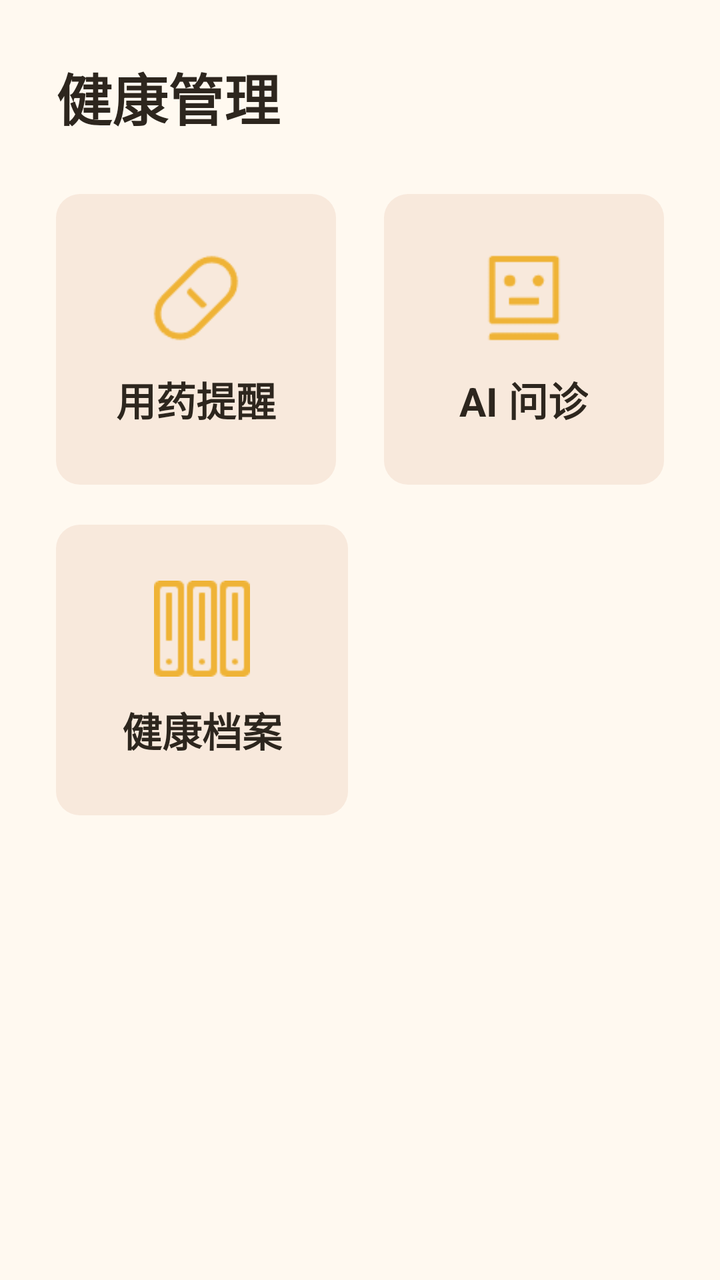
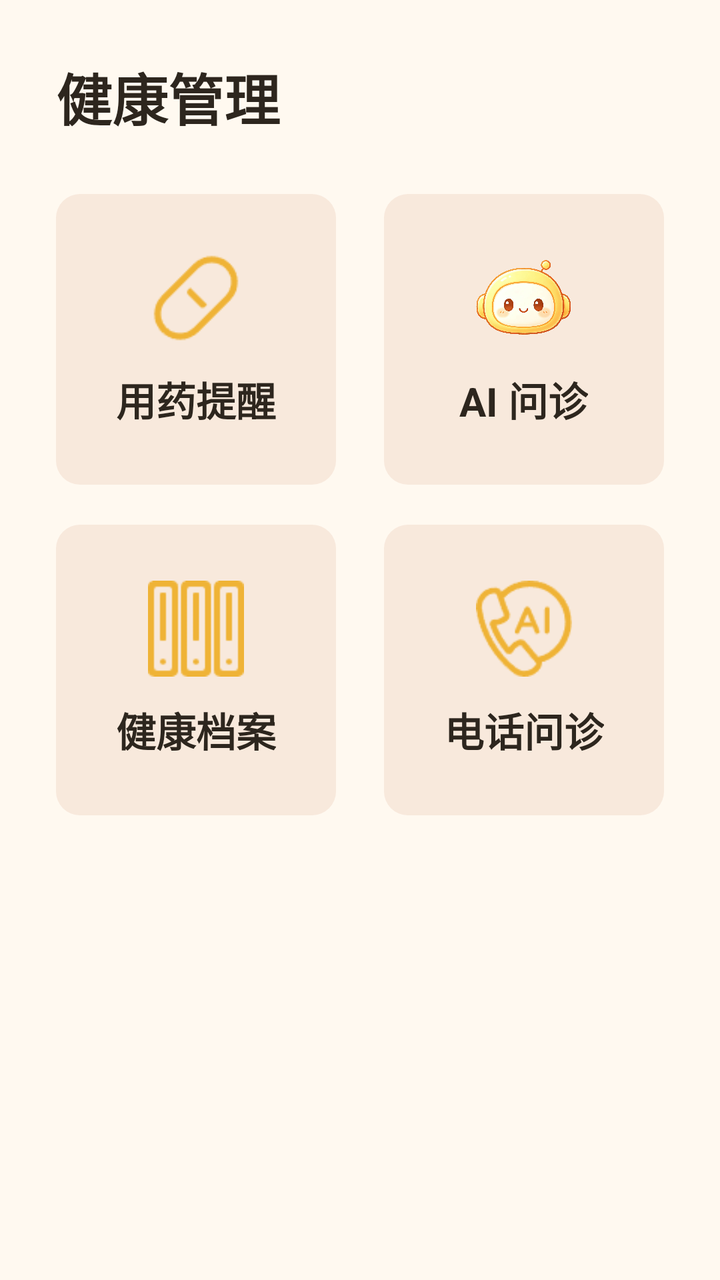

The first picture is an Android layout as it rendered before a commit; the second is the same layout after the commit. The layout source and the unified diff follow.
<!-- AndroidManifest.xml: application theme Theme.YinFuApp -->
<!-- res/layout/fragment_health.xml -->
<?xml version="1.0" encoding="utf-8"?>

<LinearLayout
    xmlns:android="http://schemas.android.com/apk/res/android"
    android:layout_width="match_parent"
    android:layout_height="match_parent"
    android:orientation="vertical"
    android:background="@color/bg_page"
    android:padding="@dimen/spacing_lg">

    <TextView
        android:layout_width="match_parent"
        android:layout_height="wrap_content"
        android:text="@string/health_management"
        android:textSize="@dimen/font_size_title"
        android:textColor="@color/text_primary"
        android:textStyle="bold"
        android:layout_marginBottom="@dimen/spacing_lg"/>

    <LinearLayout
        android:layout_width="match_parent"
        android:layout_height="wrap_content"
        android:orientation="horizontal"
        android:layout_marginBottom="@dimen/spacing_md">

        <LinearLayout
            android:id="@+id/medication_card"
            android:layout_width="0dp"
            android:layout_height="wrap_content"
            android:layout_weight="1"
            android:orientation="vertical"
            android:background="@drawable/feature_card_background"
            android:padding="@dimen/spacing_lg"
            android:gravity="center"
            android:layout_marginEnd="@dimen/spacing_sm"
            android:clickable="true"
            android:focusable="true">

            <ImageView
                android:layout_width="@dimen/icon_size_md"
                android:layout_height="@dimen/icon_size_md"
                android:src="@drawable/pill"
                android:contentDescription="@string/medication_reminder"/>

            <TextView
                android:layout_width="wrap_content"
                android:layout_height="wrap_content"
                android:text="@string/medication_reminder"
                android:textSize="@dimen/font_size_md"
                android:textColor="@color/text_primary"
                android:textStyle="bold"
                android:gravity="center"
                android:layout_marginTop="@dimen/spacing_sm"/>

        </LinearLayout>

        <LinearLayout
            android:id="@+id/ai_diagnosis_card"
            android:layout_width="0dp"
            android:layout_height="wrap_content"
            android:layout_weight="1"
            android:orientation="vertical"
            android:background="@drawable/feature_card_background"
            android:padding="@dimen/spacing_lg"
            android:gravity="center"
            android:layout_marginStart="@dimen/spacing_sm"
            android:clickable="true"
            android:focusable="true">

            <ImageView
                android:layout_width="@dimen/icon_size_md"
                android:layout_height="@dimen/icon_size_md"
                android:src="@drawable/robot"
                android:contentDescription="@string/ai_diagnosis"/>

            <TextView
                android:layout_width="wrap_content"
                android:layout_height="wrap_content"
                android:text="@string/ai_diagnosis"
                android:textSize="@dimen/font_size_md"
                android:textColor="@color/text_primary"
                android:textStyle="bold"
                android:gravity="center"
                android:layout_marginTop="@dimen/spacing_sm"/>

        </LinearLayout>

    </LinearLayout>

    <LinearLayout
        android:layout_width="match_parent"
        android:layout_height="wrap_content"
        android:orientation="horizontal"
        android:layout_marginBottom="@dimen/spacing_md">

        <LinearLayout
            android:id="@+id/health_records_card"
            android:layout_width="0dp"
            android:layout_height="wrap_content"
            android:layout_weight="1"
            android:orientation="vertical"
            android:background="@drawable/feature_card_background"
            android:padding="@dimen/spacing_lg"
            android:gravity="center"
            android:layout_marginEnd="@dimen/spacing_sm"
            android:clickable="true"
            android:focusable="true">

            <ImageView
                android:layout_width="@dimen/icon_size_md"
                android:layout_height="@dimen/icon_size_md"
                android:src="@drawable/archive"
                android:contentDescription="@string/health_records"/>

            <TextView
                android:layout_width="wrap_content"
                android:layout_height="wrap_content"
                android:text="@string/health_records"
                android:textSize="@dimen/font_size_md"
                android:textColor="@color/text_primary"
                android:textStyle="bold"
                android:gravity="center"
                android:layout_marginTop="@dimen/spacing_sm"/>

        </LinearLayout>

        <LinearLayout
            android:layout_width="0dp"
            android:layout_height="wrap_content"
            android:layout_weight="1"
            android:orientation="vertical"
            android:visibility="invisible">

            <ImageView
                android:layout_width="@dimen/icon_size_md"
                android:layout_height="@dimen/icon_size_md"
                android:src="@drawable/hospital"/>

            <TextView
                android:layout_width="wrap_content"
                android:layout_height="wrap_content"
                android:text="@string/medical_guide"
                android:textSize="@dimen/font_size_md"
                android:textColor="@color/text_primary"
                android:textStyle="bold"
                android:gravity="center"
                android:layout_marginTop="@dimen/spacing_sm"/>

        </LinearLayout>

    </LinearLayout>

</LinearLayout>
<!-- resources referenced by this layout -->
<resources>
  <color name="bg_page">#FFF9F0</color>
  <color name="text_primary">#2D261E</color>
  <dimen name="font_size_md">20sp</dimen>
  <dimen name="font_size_title">28sp</dimen>
  <dimen name="icon_size_md">48dp</dimen>
  <dimen name="spacing_lg">28dp</dimen>
  <dimen name="spacing_md">20dp</dimen>
  <dimen name="spacing_sm">12dp</dimen>
  <!-- drawable archive: png bitmap (drawable, 752 bytes) -->
  <!-- drawable feature_card_background (drawable) -->
  <?xml version="1.0" encoding="utf-8"?>
  
  <shape xmlns:android="http://schemas.android.com/apk/res/android"
      android:shape="rectangle">
      <solid android:color="#20C97B4F"/>
      <corners android:radius="12dp"/>
  </shape>
  <!-- drawable hospital: png bitmap (drawable, 898 bytes) -->
  <!-- drawable pill: png bitmap (drawable, 1516 bytes) -->
  <!-- drawable robot: png bitmap (drawable, 892 bytes) -->
  <string name="ai_diagnosis">AI 问诊</string>
  <string name="health_management">健康管理</string>
  <string name="health_records">健康档案</string>
  <string name="medical_guide">就医指导</string>
  <string name="medication_reminder">用药提醒</string>
  <style name="Theme.YinFuApp" parent="Theme.MaterialComponents.DayNight.NoActionBar">
          <item name="colorPrimary">@color/primary</item>
          <item name="colorPrimaryDark">@color/primary_dark</item>
          <item name="colorAccent">@color/accent</item>
          <item name="android:windowBackground">@color/bg_page</item>
          <item name="android:statusBarColor">@android:color/transparent</item>
          <item name="android:navigationBarColor">@android:color/transparent</item>
          <item name="android:windowLightStatusBar">false</item>
          <item name="android:windowSoftInputMode">adjustPan</item>
      </style>
  <color name="primary">#C97B4F</color>
  <color name="primary_dark">#B96B3F</color>
  <color name="accent">#B5544B</color>
</resources>

<!-- the commit's change to res/layout/fragment_health.xml (unified diff, before → after) -->
@@ -125,21 +125,27 @@
         </LinearLayout>
 
         <LinearLayout
+            android:id="@+id/phone_diagnosis_card"
             android:layout_width="0dp"
             android:layout_height="wrap_content"
             android:layout_weight="1"
             android:orientation="vertical"
-            android:visibility="invisible">
+            android:background="@drawable/feature_card_background"
+            android:padding="@dimen/spacing_lg"
+            android:gravity="center"
+            android:layout_marginStart="@dimen/spacing_sm"
+            android:clickable="true"
+            android:focusable="true">
 
             <ImageView
                 android:layout_width="@dimen/icon_size_md"
                 android:layout_height="@dimen/icon_size_md"
-                android:src="@drawable/hospital"/>
+                android:src="@drawable/ic_phone_1"/>
 
             <TextView
                 android:layout_width="wrap_content"
                 android:layout_height="wrap_content"
-                android:text="@string/medical_guide"
+                android:text="@string/phone_diagnosis"
                 android:textSize="@dimen/font_size_md"
                 android:textColor="@color/text_primary"
                 android:textStyle="bold"
<!-- resource entries referenced after the edit -->
@@ -17,14 +17,14 @@
       <solid android:color="#20C97B4F"/>
       <corners android:radius="12dp"/>
   </shape>
-  <!-- drawable hospital: png bitmap (drawable, 898 bytes) -->
+  <!-- drawable ic_phone_1: png bitmap (drawable, 2741 bytes) -->
   <!-- drawable pill: png bitmap (drawable, 1516 bytes) -->
-  <!-- drawable robot: png bitmap (drawable, 892 bytes) -->
+  <!-- drawable robot: png bitmap (drawable, 873323 bytes) -->
   <string name="ai_diagnosis">AI 问诊</string>
   <string name="health_management">健康管理</string>
   <string name="health_records">健康档案</string>
-  <string name="medical_guide">就医指导</string>
   <string name="medication_reminder">用药提醒</string>
+  <string name="phone_diagnosis">电话问诊</string>
   <style name="Theme.YinFuApp" parent="Theme.MaterialComponents.DayNight.NoActionBar">
           <item name="colorPrimary">@color/primary</item>
           <item name="colorPrimaryDark">@color/primary_dark</item>
